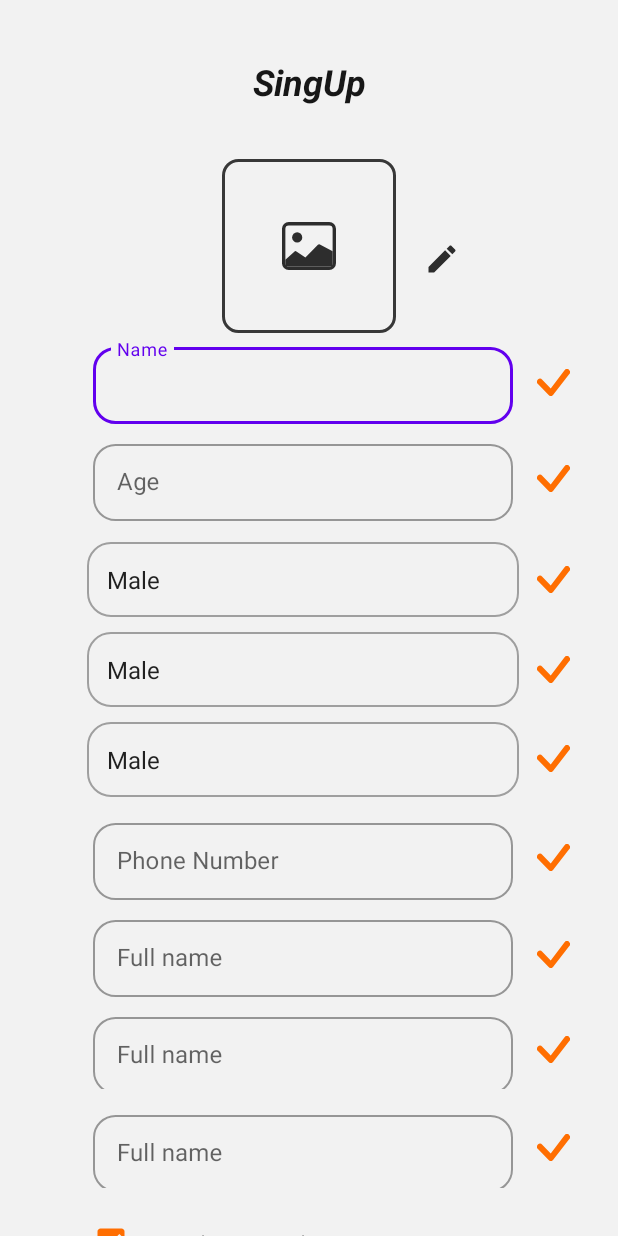
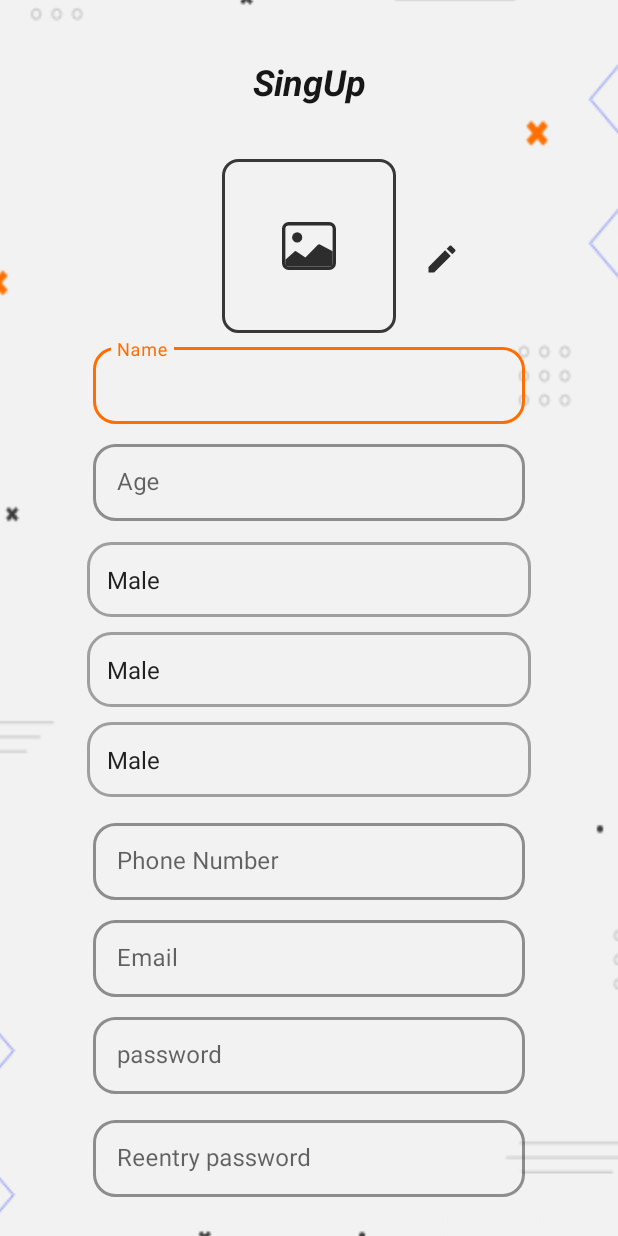
Before and after one commit to saedAlHanash/eat_together, an Android app: the screen it shows after launch (SignUp), on a phone screen of 412 x 824 dp. Run offline under Robolectric (Android 15) with nearby library versions, the phone set to English and light mode, and no system bars; our stand-ins replace ButterKnife; Roboto replaces fonts that are not available here.

Commit message:
after singup IDs

```diff
--- a/app/src/main/AndroidManifest.xml
+++ b/app/src/main/AndroidManifest.xml
@@ -9,7 +9,9 @@
         android:roundIcon="@mipmap/ic_launcher_round"
         android:supportsRtl="false"
         android:theme="@style/Theme.EatTogether" >
-        <activity android:name=".SignUp" >
+        <activity android:name=".SignUp"
+            android:windowSoftInputMode="stateVisible|adjustPan">
+
             <intent-filter>
                 <action android:name="android.intent.action.MAIN" />
 
--- a/app/src/main/java/com/example/eattogether/SignUp.java
+++ b/app/src/main/java/com/example/eattogether/SignUp.java
@@ -1,13 +1,79 @@
 package com.example.eattogether;
 
+import android.os.Bundle;
+import android.widget.CheckBox;
+import android.widget.ImageButton;
+import android.widget.ImageView;
+import android.widget.Spinner;
+import android.widget.TextView;
+
 import androidx.appcompat.app.AppCompatActivity;
-import android.os.Bundle;
+import androidx.appcompat.widget.AppCompatButton;
+
+import com.google.android.material.textfield.TextInputEditText;
+import com.google.android.material.textfield.TextInputLayout;
+
+import butterknife.BindView;
+import butterknife.ButterKnife;
 
 public class SignUp extends AppCompatActivity {
+
+
+    @BindView(R.id.check_gender)
+    TextView checkGender;
+    @BindView(R.id.check_pass)
+    TextView checkPass;
+    @BindView(R.id.check_email)
+    TextView checkEmail;
+    @BindView(R.id.check_phone)
+    TextView checkPhone;
+    @BindView(R.id.check_city)
+    TextView checkCity;
+    @BindView(R.id.check_country)
+    TextView checkCountry;
+    @BindView(R.id.check_re_pass)
+    TextView checkRePass;
+    @BindView(R.id.avatar)
+    ImageView avatar;
+    @BindView(R.id.edit_avatar)
+    ImageButton editAvatar;
+    @BindView(R.id.age)
+    TextInputEditText age;
+    @BindView(R.id.box_age)
+    TextInputLayout boxAge;
+    @BindView(R.id.name)
+    TextInputEditText name;
+    @BindView(R.id.box_name)
+    TextInputLayout boxName;
+    @BindView(R.id.phon_number)
+    TextInputEditText phonNumber;
+    @BindView(R.id.email)
+    TextInputEditText email;
+    @BindView(R.id.Password)
+    TextInputEditText Password;
+    @BindView(R.id.re_password)
+    TextInputEditText rePassword;
+    @BindView(R.id.check_name)
+    TextView checkName;
+    @BindView(R.id.check_age)
+    TextView checkAge;
+    @BindView(R.id.gender)
+    Spinner gender;
+    @BindView(R.id.country)
+    Spinner country;
+    @BindView(R.id.city)
+    Spinner city;
+    @BindView(R.id.checkBox_accept)
+    CheckBox checkBoxAccept;
+    @BindView(R.id.button_singup)
+    AppCompatButton buttonSingup;
+    @BindView(R.id.button_login_have_account)
+    TextView buttonLoginHaveAccount;
 
     @Override
     protected void onCreate(Bundle savedInstanceState) {
         super.onCreate(savedInstanceState);
         setContentView(R.layout.activity_sign_up);
+        ButterKnife.bind(this);
     }
 }
--- a/app/src/main/java/com/example/eattogether/SplashScreen.java
+++ b/app/src/main/java/com/example/eattogether/SplashScreen.java
@@ -36,8 +36,8 @@ public class SplashScreen extends AppCompatActivity {
         ButterKnife.bind(this);
         getWindow().setFlags(WindowManager.LayoutParams.FLAG_FULLSCREEN, WindowManager.LayoutParams.FLAG_FULLSCREEN);
         animation = AnimationUtils.loadAnimation(this,R.anim.fadein);
-        ObjectAnimator animation = ObjectAnimator.ofFloat(welcomScreen, "scaleX", 1, 1.5f);
-        ObjectAnimator animation1 = ObjectAnimator.ofFloat(welcomScreen, "scaleY", 1, 1.5f);
+        ObjectAnimator animation = ObjectAnimator.ofFloat(welcomScreen, "scaleX", 1, 3f);
+        ObjectAnimator animation1 = ObjectAnimator.ofFloat(welcomScreen, "scaleY", 1, 3f);
         animation.setDuration(500);
         animation1.setDuration(500);
         (new Handler()).postDelayed((Runnable) () -> {
--- a/app/src/main/res/drawable/backgroung_spinner.xml
+++ b/app/src/main/res/drawable/backgroung_spinner.xml
@@ -2,6 +2,6 @@
 <shape xmlns:android="http://schemas.android.com/apk/res/android">
     <solid android:color="#F2F2F2"/>
     <corners android:radius="15dp" />
-    <stroke android:color="#9F9F9F"  android:width="1dp"/>
+    <stroke android:color="#9F9F9F"  android:width="2dp"/>
 
 </shape>
--- /dev/null
+++ b/app/src/main/res/drawable/ic_arrow_down.xml
@@ -0,0 +1,9 @@
+<vector xmlns:android="http://schemas.android.com/apk/res/android"
+    android:width="15.893dp"
+    android:height="9.532dp"
+    android:viewportWidth="15.893"
+    android:viewportHeight="9.532">
+  <path
+      android:fillColor="#FF000000"
+      android:pathData="M0.144,1.228l0.09,0.1 6.755,7.773a1.256,1.256 0,0 0,0.954 0.427,1.273 1.273,0 0,0 0.954,-0.427L15.645,1.351l0.114,-0.129a0.766,0.766 0,0 0,0.134 -0.432,0.8 0.8,0 0,0 -0.824,-0.785L0.824,0.005a0.8,0.8 0,0 0,-0.824 0.785,0.757 0.757,0 0,0 0.144,0.442Z"/>
+</vector>
--- a/app/src/main/res/layout/activity_sign_up.xml
+++ b/app/src/main/res/layout/activity_sign_up.xml
@@ -1,91 +1,121 @@
 <?xml version="1.0" encoding="utf-8"?>
-<ScrollView xmlns:android="http://schemas.android.com/apk/res/android"
+<androidx.constraintlayout.widget.ConstraintLayout xmlns:android="http://schemas.android.com/apk/res/android"
     xmlns:app="http://schemas.android.com/apk/res-auto"
     xmlns:tools="http://schemas.android.com/tools"
     android:layout_width="match_parent"
     android:layout_height="match_parent"
     android:background="#F2F2F2"
-    android:backgroundTint="#FFFFFF"
     tools:context=".SignUp">
+
+    <ImageView
+        android:id="@+id/imageView_background"
+        android:layout_width="0dp"
+        android:layout_height="0dp"
+        android:scaleX="2"
+        android:scaleY="2"
+        android:src="@drawable/ic_bg"
+        app:layout_constraintBottom_toBottomOf="parent"
+        app:layout_constraintEnd_toEndOf="parent"
+        app:layout_constraintStart_toStartOf="parent"
+        app:layout_constraintTop_toTopOf="parent">
+
+    </ImageView>
+
+    <ScrollView
+        android:id="@+id/scrollView2"
+        android:layout_width="0dp"
+        android:layout_height="0dp"
+        app:layout_constraintBottom_toBottomOf="parent"
+        app:layout_constraintEnd_toEndOf="parent"
+        app:layout_constraintHorizontal_bias="1.0"
+        app:layout_constraintStart_toStartOf="parent"
+        app:layout_constraintTop_toTopOf="parent"
+        app:layout_constraintVertical_bias="1.0">
 
         <androidx.constraintlayout.widget.ConstraintLayout
             android:layout_width="match_parent"
-        android:layout_height="wrap_content"
-        android:background="#F2F2F2">
+            android:layout_height="wrap_content">
 
             <TextView
-            android:id="@+id/textView10"
+                android:id="@+id/check_gender"
                 android:layout_width="wrap_content"
                 android:layout_height="wrap_content"
                 android:layout_marginStart="12dp"
                 android:drawableStart="@drawable/ic_check"
+                android:visibility="invisible"
                 app:layout_constraintBottom_toBottomOf="@+id/gender"
                 app:layout_constraintStart_toEndOf="@+id/gender"
                 app:layout_constraintTop_toTopOf="@+id/gender" />
 
             <TextView
-            android:id="@+id/textView7"
+                android:id="@+id/check_pass"
                 android:layout_width="wrap_content"
                 android:layout_height="wrap_content"
                 android:layout_marginStart="12dp"
                 android:drawableStart="@drawable/ic_check"
+                android:visibility="invisible"
                 app:layout_constraintBottom_toBottomOf="@+id/textInputLayout10"
                 app:layout_constraintStart_toEndOf="@+id/textInputLayout10"
                 app:layout_constraintTop_toTopOf="@+id/textInputLayout10" />
 
             <TextView
-            android:id="@+id/textView3"
+                android:id="@+id/check_email"
                 android:layout_width="wrap_content"
                 android:layout_height="wrap_content"
                 android:layout_marginStart="12dp"
                 android:drawableStart="@drawable/ic_check"
+                android:visibility="invisible"
                 app:layout_constraintBottom_toBottomOf="@+id/textInputLayout7"
                 app:layout_constraintStart_toEndOf="@+id/textInputLayout7"
                 app:layout_constraintTop_toTopOf="@+id/textInputLayout7" />
 
             <TextView
-            android:id="@+id/textView5"
+                android:id="@+id/check_phone"
                 android:layout_width="wrap_content"
                 android:layout_height="wrap_content"
                 android:layout_marginStart="12dp"
                 android:drawableStart="@drawable/ic_check"
+                android:visibility="invisible"
                 app:layout_constraintBottom_toBottomOf="@+id/textInputLayout8"
                 app:layout_constraintStart_toEndOf="@+id/textInputLayout8"
                 app:layout_constraintTop_toTopOf="@+id/textInputLayout8" />
 
             <TextView
-            android:id="@+id/textView6"
+                android:id="@+id/check_city"
                 android:layout_width="wrap_content"
                 android:layout_height="wrap_content"
                 android:layout_marginStart="12dp"
                 android:drawableStart="@drawable/ic_check"
+                android:visibility="invisible"
                 app:layout_constraintBottom_toBottomOf="@+id/city"
                 app:layout_constraintStart_toEndOf="@+id/city"
                 app:layout_constraintTop_toTopOf="@+id/city"
                 app:layout_constraintVertical_bias="0.483" />
 
             <TextView
-            android:id="@+id/textView2"
+                android:id="@+id/check_country"
                 android:layout_width="wrap_content"
                 android:layout_height="wrap_content"
                 android:layout_marginStart="12dp"
                 android:drawableStart="@drawable/ic_check"
+                android:visibility="invisible"
                 app:layout_constraintBottom_toBottomOf="@+id/country"
                 app:layout_constraintStart_toEndOf="@+id/country"
                 app:layout_constraintTop_toTopOf="@+id/country" />
 
             <TextView
-            android:id="@+id/textView9"
+                android:id="@+id/check_re_pass"
                 android:layout_width="wrap_content"
                 android:layout_height="wrap_content"
                 android:layout_marginStart="12dp"
                 android:drawableStart="@drawable/ic_check"
+                android:visibility="invisible"
                 app:layout_constraintBottom_toBottomOf="@+id/textInputLayout9"
                 app:layout_constraintStart_toEndOf="@+id/textInputLayout9"
                 app:layout_constraintTop_toTopOf="@+id/textInputLayout9" />
 
             <ImageView
-            android:id="@+id/imageView2"
+                android:id="@+id/avatar"
                 android:layout_width="116dp"
                 android:layout_height="116dp"
                 android:layout_marginStart="148dp"
@@ -117,20 +147,20 @@
                 app:layout_constraintTop_toTopOf="parent" />
 
             <ImageButton
-            android:id="@+id/imageButton"
+                android:id="@+id/edit_avatar"
                 android:layout_width="45dp"
                 android:layout_height="42dp"
                 android:layout_marginStart="8dp"
                 android:layout_marginTop="16dp"
                 android:background="#F2F2F2"
-            app:layout_constraintBottom_toBottomOf="@+id/imageView2"
-            app:layout_constraintStart_toEndOf="@+id/imageView2"
-            app:layout_constraintTop_toTopOf="@+id/imageView2"
+                app:layout_constraintBottom_toBottomOf="@+id/avatar"
+                app:layout_constraintStart_toEndOf="@+id/avatar"
+                app:layout_constraintTop_toTopOf="@+id/avatar"
                 app:srcCompat="@drawable/ic_baseline_edit_24" />
 
 
             <com.google.android.material.textfield.TextInputLayout
-            android:id="@+id/textInputLayout3"
+                android:id="@+id/box_age"
                 style="@style/Widget.MaterialComponents.TextInputLayout.OutlinedBox"
                 android:layout_width="0dp"
                 android:layout_height="wrap_content"
@@ -140,10 +170,13 @@
                 app:boxCornerRadiusBottomStart="15dp"
                 app:boxCornerRadiusTopEnd="15dp"
                 app:boxCornerRadiusTopStart="15dp"
-            app:layout_constraintEnd_toEndOf="@+id/register_act_fullName_box"
+                app:boxStrokeColor="#FF6E01"
+                app:boxStrokeWidth="2dp"
+                app:hintTextColor="#FF6E01"
+                app:layout_constraintEnd_toEndOf="@+id/box_name"
                 app:layout_constraintHorizontal_bias="0.0"
-            app:layout_constraintStart_toStartOf="@+id/register_act_fullName_box"
-            app:layout_constraintTop_toBottomOf="@+id/register_act_fullName_box">
+                app:layout_constraintStart_toStartOf="@+id/box_name"
+                app:layout_constraintTop_toBottomOf="@+id/box_name">
 
                 <com.google.android.material.textfield.TextInputEditText
                     android:id="@+id/age"
@@ -154,7 +187,7 @@
             </com.google.android.material.textfield.TextInputLayout>
 
             <com.google.android.material.textfield.TextInputLayout
-            android:id="@+id/register_act_fullName_box"
+                android:id="@+id/box_name"
                 style="@style/Widget.MaterialComponents.TextInputLayout.OutlinedBox"
                 android:layout_width="0dp"
                 android:layout_height="wrap_content"
@@ -166,9 +199,12 @@
                 app:boxCornerRadiusBottomStart="15dp"
                 app:boxCornerRadiusTopEnd="15dp"
                 app:boxCornerRadiusTopStart="15dp"
+                app:boxStrokeColor="#FF6E01"
+                app:boxStrokeWidth="2dp"
+                app:hintTextColor="#FF6E01"
                 app:layout_constraintEnd_toStartOf="@+id/check_name"
                 app:layout_constraintStart_toStartOf="parent"
-            app:layout_constraintTop_toBottomOf="@+id/imageView2">
+                app:layout_constraintTop_toBottomOf="@+id/avatar">
 
                 <com.google.android.material.textfield.TextInputEditText
                     android:id="@+id/name"
@@ -190,12 +226,16 @@
                 app:boxCornerRadiusBottomStart="15dp"
                 app:boxCornerRadiusTopEnd="15dp"
                 app:boxCornerRadiusTopStart="15dp"
+                app:boxStrokeColor="#FF6E01"
+                app:boxStrokeWidth="2dp"
+                app:hintTextColor="#FF6E01"
                 app:layout_constraintEnd_toEndOf="@+id/city"
                 app:layout_constraintHorizontal_bias="0.378"
                 app:layout_constraintStart_toStartOf="@+id/city"
                 app:layout_constraintTop_toBottomOf="@+id/city">
 
                 <com.google.android.material.textfield.TextInputEditText
+                    android:id="@+id/phon_number"
                     android:layout_width="match_parent"
                     android:layout_height="51dp"
                     android:layout_gravity="center"
@@ -207,18 +247,22 @@
                 style="@style/Widget.MaterialComponents.TextInputLayout.OutlinedBox"
                 android:layout_width="0dp"
                 android:layout_height="wrap_content"
-            android:hint="Full name"
+                android:hint="Email"
                 android:padding="4dp"
                 app:boxCornerRadiusBottomEnd="15dp"
                 app:boxCornerRadiusBottomStart="15dp"
                 app:boxCornerRadiusTopEnd="15dp"
                 app:boxCornerRadiusTopStart="15dp"
+                app:boxStrokeColor="#FF6E01"
+                app:boxStrokeWidth="2dp"
+                app:hintTextColor="#FF6E01"
                 app:layout_constraintEnd_toEndOf="@+id/textInputLayout8"
                 app:layout_constraintHorizontal_bias="0.378"
                 app:layout_constraintStart_toStartOf="@+id/textInputLayout8"
                 app:layout_constraintTop_toBottomOf="@+id/textInputLayout8">
 
                 <com.google.android.material.textfield.TextInputEditText
+                    android:id="@+id/email"
                     android:layout_width="match_parent"
                     android:layout_height="51dp"
                     android:layout_gravity="center"
@@ -230,19 +274,23 @@
                 android:id="@+id/textInputLayout10"
                 style="@style/Widget.MaterialComponents.TextInputLayout.OutlinedBox"
                 android:layout_width="0dp"
-            android:layout_height="61dp"
-            android:hint="Full name"
+                android:layout_height="wrap_content"
+                android:hint="password"
                 android:padding="4dp"
                 app:boxCornerRadiusBottomEnd="15dp"
                 app:boxCornerRadiusBottomStart="15dp"
                 app:boxCornerRadiusTopEnd="15dp"
                 app:boxCornerRadiusTopStart="15dp"
+                app:boxStrokeColor="#FF6E01"
+                app:boxStrokeWidth="2dp"
+                app:hintTextColor="#FF6E01"
                 app:layout_constraintEnd_toEndOf="@+id/textInputLayout7"
                 app:layout_constraintHorizontal_bias="0.378"
                 app:layout_constraintStart_toStartOf="@+id/textInputLayout7"
                 app:layout_constraintTop_toBottomOf="@+id/textInputLayout7">
 
                 <com.google.android.material.textfield.TextInputEditText
+                    android:id="@+id/Password"
                     android:layout_width="match_parent"
                     android:layout_height="51dp"
                     android:layout_gravity="center"
@@ -253,20 +301,24 @@
                 android:id="@+id/textInputLayout9"
                 style="@style/Widget.MaterialComponents.TextInputLayout.OutlinedBox"
                 android:layout_width="0dp"
-            android:layout_height="62dp"
+                android:layout_height="wrap_content"
                 android:layout_marginTop="4dp"
-            android:hint="Full name"
+                android:hint="Reentry password"
                 android:padding="4dp"
                 app:boxCornerRadiusBottomEnd="15dp"
                 app:boxCornerRadiusBottomStart="15dp"
                 app:boxCornerRadiusTopEnd="15dp"
                 app:boxCornerRadiusTopStart="15dp"
+                app:boxStrokeColor="#FF6E01"
+                app:boxStrokeWidth="2dp"
+                app:hintTextColor="#FF6E01"
                 app:layout_constraintEnd_toEndOf="@+id/textInputLayout10"
                 app:layout_constraintHorizontal_bias="0.378"
                 app:layout_constraintStart_toStartOf="@+id/textInputLayout10"
                 app:layout_constraintTop_toBottomOf="@+id/textInputLayout10">
 
                 <com.google.android.material.textfield.TextInputEditText
+                    android:id="@+id/re_password"
                     android:layout_width="match_parent"
                     android:layout_height="51dp"
                     android:layout_gravity="center"
@@ -278,24 +330,25 @@
                 android:layout_width="0dp"
                 android:layout_height="wrap_content"
                 android:layout_marginTop="23dp"
-            android:layout_marginEnd="32dp"
+                android:layout_marginEnd="24dp"
                 android:layout_marginBottom="23dp"
                 android:drawableStart="@drawable/ic_check"
-            app:layout_constraintBottom_toBottomOf="@+id/register_act_fullName_box"
+                android:visibility="invisible"
+                app:layout_constraintBottom_toBottomOf="@+id/box_name"
                 app:layout_constraintEnd_toEndOf="parent"
-            app:layout_constraintTop_toTopOf="@+id/register_act_fullName_box"
+                app:layout_constraintTop_toTopOf="@+id/box_name"
                 app:layout_constraintVertical_bias="0.0" />
 
             <TextView
-            android:id="@+id/textView4"
+                android:id="@+id/check_age"
                 android:layout_width="wrap_content"
                 android:layout_height="wrap_content"
                 android:layout_marginStart="12dp"
                 android:drawableStart="@drawable/ic_check"
-            app:layout_constraintBottom_toBottomOf="@+id/textInputLayout3"
-            app:layout_constraintStart_toEndOf="@+id/textInputLayout3"
-            app:layout_constraintTop_toTopOf="@+id/textInputLayout3"
-            tools:layout_editor_absoluteX="354dp" />
+                android:visibility="invisible"
+                app:layout_constraintBottom_toBottomOf="@+id/box_age"
+                app:layout_constraintStart_toEndOf="@+id/box_age"
+                app:layout_constraintTop_toTopOf="@+id/box_age" />
 
             <Spinner
                 android:id="@+id/gender"
@@ -305,9 +358,9 @@
                 android:background="@drawable/backgroung_spinner"
                 android:entries="@array/Gender"
                 android:paddingStart="5dp"
-            app:layout_constraintEnd_toEndOf="@+id/textInputLayout3"
-            app:layout_constraintStart_toStartOf="@+id/textInputLayout3"
-            app:layout_constraintTop_toBottomOf="@+id/textInputLayout3" />
+                app:layout_constraintEnd_toEndOf="@+id/box_age"
+                app:layout_constraintStart_toStartOf="@+id/box_age"
+                app:layout_constraintTop_toBottomOf="@+id/box_age" />
 
             <Spinner
                 android:id="@+id/country"
@@ -334,7 +387,7 @@
                 app:layout_constraintTop_toBottomOf="@+id/country" />
 
             <CheckBox
-            android:id="@+id/checkBox"
+                android:id="@+id/checkBox_accept"
                 style="@android:style/Widget.CompoundButton.CheckBox"
                 android:layout_width="0dp"
                 android:layout_height="wrap_content"
@@ -351,7 +404,7 @@
                 app:layout_constraintTop_toBottomOf="@+id/textInputLayout9" />
 
             <androidx.appcompat.widget.AppCompatButton
-            android:id="@+id/appCompatButton"
+                android:id="@+id/button_singup"
                 android:layout_width="0dp"
                 android:layout_height="wrap_content"
                 android:layout_marginTop="8dp"
@@ -361,14 +414,14 @@
                 android:textAllCaps="false"
                 android:textColor="#fff"
                 android:textSize="18sp"
-            app:layout_constraintEnd_toEndOf="@+id/checkBox"
-            app:layout_constraintStart_toStartOf="@+id/checkBox"
-            app:layout_constraintTop_toBottomOf="@+id/checkBox" />
+                app:layout_constraintEnd_toEndOf="@+id/checkBox_accept"
+                app:layout_constraintStart_toStartOf="@+id/checkBox_accept"
+                app:layout_constraintTop_toBottomOf="@+id/checkBox_accept" />
 
             <View
                 android:id="@+id/dividerID"
                 android:layout_width="0dp"
-            android:layout_height="match_parent"
+                android:layout_height="3dp"
                 android:layout_marginStart="32dp"
                 android:layout_marginTop="24dp"
                 android:layout_marginEnd="32dp"
@@ -377,36 +430,36 @@
                 app:layout_constraintBottom_toBottomOf="parent"
                 app:layout_constraintEnd_toEndOf="parent"
                 app:layout_constraintStart_toStartOf="parent"
-            app:layout_constraintTop_toBottomOf="@+id/appCompatButton" />
+                app:layout_constraintTop_toBottomOf="@+id/button_singup" />
 
             <TextView
                 android:id="@+id/textView11"
                 android:layout_width="wrap_content"
                 android:layout_height="wrap_content"
-            android:layout_marginStart="100dp"
                 android:layout_marginTop="16dp"
                 android:layout_marginBottom="32dp"
                 android:text="Alredy hava an account ?"
                 android:textColor="#000000"
                 app:layout_constraintBottom_toBottomOf="parent"
-            app:layout_constraintEnd_toStartOf="@+id/textView12"
-            app:layout_constraintHorizontal_bias="0.0"
-            app:layout_constraintStart_toStartOf="parent"
+                app:layout_constraintEnd_toEndOf="@+id/dividerID"
+                app:layout_constraintHorizontal_bias="0.376"
+                app:layout_constraintStart_toStartOf="@+id/dividerID"
                 app:layout_constraintTop_toBottomOf="@+id/dividerID"
                 app:layout_constraintVertical_bias="0.0" />
 
             <TextView
-            android:id="@+id/textView12"
-            android:layout_width="0dp"
+                android:id="@+id/button_login_have_account"
+                android:layout_width="wrap_content"
                 android:layout_height="wrap_content"
-            android:layout_marginEnd="128dp"
+                android:layout_marginStart="8dp"
                 android:text="Login"
                 android:textColor="#FF6E01"
                 app:layout_constraintBottom_toBottomOf="@+id/textView11"
-            app:layout_constraintEnd_toEndOf="parent"
+                app:layout_constraintStart_toEndOf="@+id/textView11"
                 app:layout_constraintTop_toTopOf="@+id/textView11"
                 app:layout_constraintVertical_bias="0.0" />
 
 
         </androidx.constraintlayout.widget.ConstraintLayout>
     </ScrollView>
+</androidx.constraintlayout.widget.ConstraintLayout>
```
Lines whose indentation alone changed are shown as unchanged.
